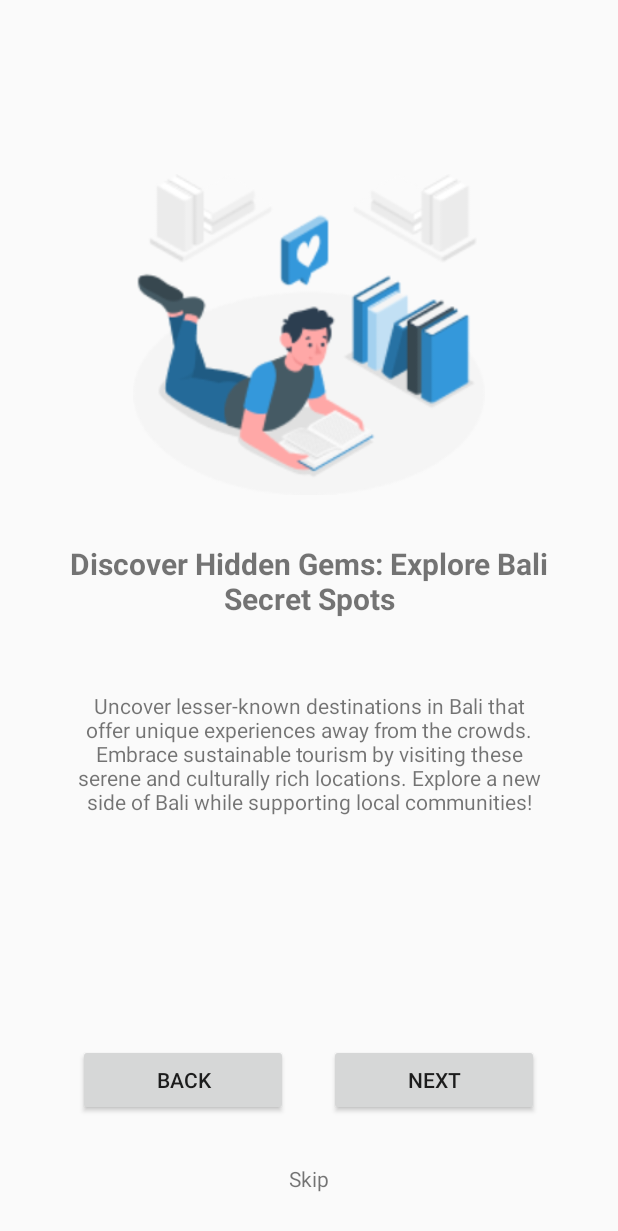
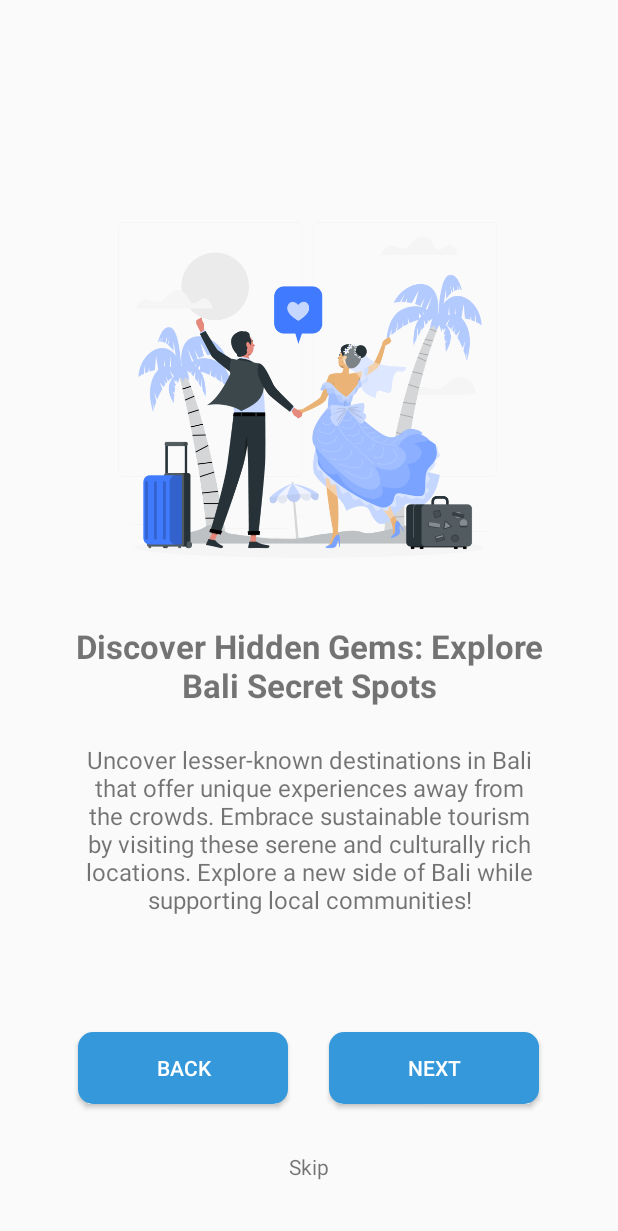
Before and after one commit to Bangkit-Bersama/crowdwisebali, an Android app: the screen it shows after launch (OnBoardingActivity), after a tap on "NEXT", on a phone screen of 412 x 824 dp. Shown: the top 1231 px of the screen. Run offline under Robolectric (Android 15) with nearby library versions, the phone set to English and light mode, and no system bars.

Commit message:
Update Onboarding

```diff
--- a/app/src/main/AndroidManifest.xml
+++ b/app/src/main/AndroidManifest.xml
@@ -49,6 +49,7 @@
         <activity
             android:name=".ui.login.LoginActivity"
             android:exported="false"
+            android:theme="@style/Theme.CrowdWiseBali.Splash"
             android:label="@string/title_activity_login" />
         <activity
             android:name=".ui.detail.DetailActivity"
--- /dev/null
+++ b/app/src/main/res/drawable/custom_button.xml
@@ -0,0 +1,8 @@
+<?xml version="1.0" encoding="utf-8"?>
+<shape xmlns:android="http://schemas.android.com/apk/res/android" android:shape="rectangle">
+
+    <solid android:color="@color/blue_500" />
+
+    <corners android:radius="10dp" />
+
+</shape>
--- a/app/src/main/res/drawable/progress_bar_drawable.xml
+++ b/app/src/main/res/drawable/progress_bar_drawable.xml
@@ -9,7 +9,7 @@
         <clip>
             <shape>
                 <corners android:radius="5dp" />
-                <solid android:color="#FF6200EE" />
+                <solid android:color="#3498DB" />
             </shape>
         </clip>
     </item>
--- a/app/src/main/res/layout/fragment_second_screen.xml
+++ b/app/src/main/res/layout/fragment_second_screen.xml
@@ -7,12 +7,22 @@
     tools:context=".ui.onboarding.screens.SecondScreen">
 
 
+    <androidx.constraintlayout.widget.ConstraintLayout
+        android:layout_width="match_parent"
+        android:layout_height="match_parent"
+        android:layout_marginTop="24dp"
+        android:layout_marginBottom="24dp"
+        app:layout_constraintBottom_toBottomOf="parent"
+        app:layout_constraintEnd_toEndOf="parent"
+        app:layout_constraintStart_toStartOf="parent"
+        app:layout_constraintTop_toTopOf="parent">
+
         <ImageView
             android:id="@+id/imageView"
-        android:layout_width="248dp"
-        android:layout_height="214dp"
+            android:layout_width="300dp"
+            android:layout_height="240dp"
             android:layout_marginTop="116dp"
-        android:src="@drawable/amico"
+            android:src="@drawable/landing3"
             app:layout_constraintEnd_toEndOf="parent"
             app:layout_constraintStart_toStartOf="parent"
             app:layout_constraintTop_toTopOf="parent" />
@@ -22,11 +32,11 @@
             android:layout_width="match_parent"
             android:layout_height="wrap_content"
             android:layout_marginStart="32dp"
-        android:layout_marginTop="32dp"
+            android:layout_marginTop="36dp"
             android:layout_marginEnd="32dp"
             android:text="@string/title_two_splash"
             android:textAlignment="center"
-        android:textSize="20sp"
+            android:textSize="22sp"
             android:textStyle="bold"
             app:layout_constraintEnd_toEndOf="parent"
             app:layout_constraintStart_toStartOf="parent"
@@ -37,7 +47,8 @@
             android:layout_width="match_parent"
             android:layout_height="wrap_content"
             android:layout_marginStart="48dp"
-        android:layout_marginTop="48dp"
+            android:layout_marginTop="24dp"
+            android:textSize="16sp"
             android:layout_marginEnd="48dp"
             android:text="@string/text_two_splash"
             android:textAlignment="center"
@@ -45,14 +56,24 @@
             app:layout_constraintStart_toStartOf="parent"
             app:layout_constraintTop_toBottomOf="@+id/tv_title" />
 
+        <androidx.constraintlayout.widget.Group
+            android:id="@+id/group_elements"
+            android:layout_width="wrap_content"
+            android:layout_height="wrap_content"
+            app:constraint_referenced_ids="imageView,tv_title,tv_detail" />
+
+    </androidx.constraintlayout.widget.ConstraintLayout>
+
     <Button
         android:id="@+id/next"
         android:layout_width="140dp"
-        android:layout_height="wrap_content"
+        android:layout_height="48dp"
         android:layout_marginStart="8dp"
         android:layout_marginEnd="48dp"
         android:layout_marginBottom="32dp"
         android:text="@string/button_next"
+        android:textColor="@color/white"
+        android:background="@drawable/custom_button"
         app:layout_constraintBottom_toTopOf="@+id/skip"
         app:layout_constraintEnd_toEndOf="parent"
         app:layout_constraintStart_toStartOf="@+id/guideline_horizontal_center" />
@@ -60,10 +81,11 @@
     <Button
         android:id="@+id/back"
         android:layout_width="140dp"
-        android:layout_height="wrap_content"
+        android:layout_height="48dp"
         android:layout_marginStart="48dp"
         android:layout_marginEnd="10dp"
-
+        android:textColor="@color/white"
+        android:background="@drawable/custom_button"
         android:layout_marginBottom="32dp"
         android:text="@string/button_back"
         app:layout_constraintBottom_toTopOf="@+id/skip"
@@ -76,6 +98,7 @@
         android:layout_height="48dp"
         android:clickable="true"
         android:focusable="true"
+        android:layout_marginBottom="8dp"
         android:text="@string/button_skip"
         app:layout_constraintBottom_toBottomOf="parent"
         app:layout_constraintEnd_toEndOf="parent"
```
Also changed, not shown: app/src/main/res/layout/fragment_first_screen.xml (+28 -7 lines), app/src/main/res/layout/fragment_third_screen.xml (+27 -9 lines). Lines whose indentation alone changed are shown as unchanged.
